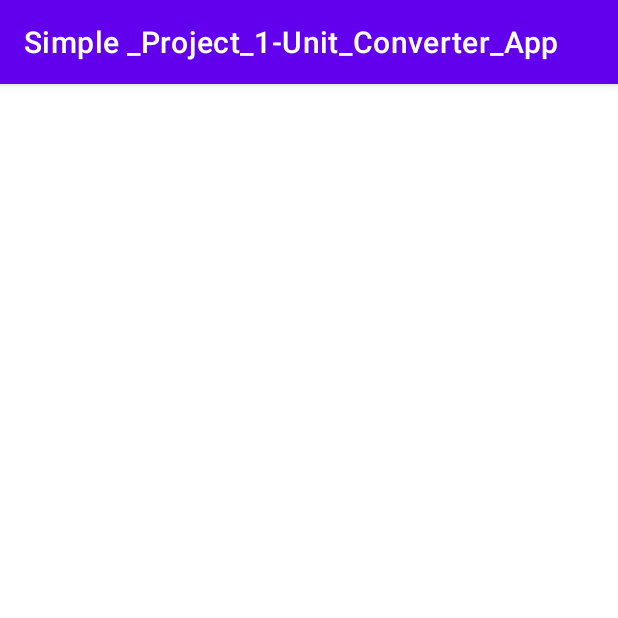
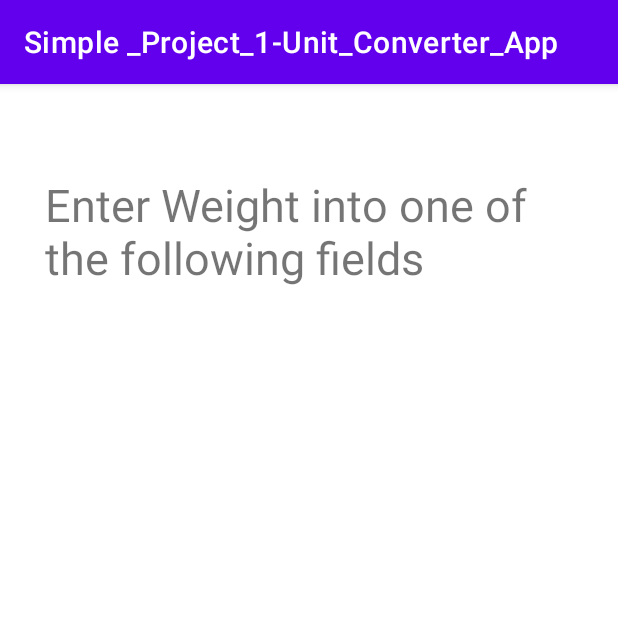
Before and after one commit to tristanbagnulo/SimpleProject1UnitConverterApp, an Android app: the screen it shows after launch (WeightConversionActivity), after a tap on "Weight", on a phone screen of 412 x 824 dp, the top half of it. Run offline under Robolectric (Android 15) with nearby library versions, the phone set to English and light mode, and no system bars.

```diff
--- a/app/src/main/java/com/example/simple_project_1_unit_converter_app/MainActivity.java
+++ b/app/src/main/java/com/example/simple_project_1_unit_converter_app/MainActivity.java
@@ -33,40 +33,19 @@ public class MainActivity extends AppCompatActivity /*implements View.OnClickLis
     }
 
     public void buttonClicked(View view){
-        Intent intent = null;
         if(view.getId() == R.id.distanceBtn){
-            intent = new Intent(this, DistanceCoversionActivity.class);
+            Intent intent = new Intent(this, DistanceCoversionActivity.class);
+            startActivity(intent);
         } else if (view.getId() == R.id.volumeBtn){
-            intent = new Intent(this, VolumeConversionActivity.class);
+            Intent intent = new Intent(this, VolumeConversionActivity.class);
+            startActivity(intent);
         } else if (view.getId() == R.id.weightBtn){
-            intent = new Intent(this, WeightConversionActivity.class);
+            Intent intent = new Intent(this, WeightConversionActivity.class);
+            startActivity(intent);
         } else if (view.getId() == R.id.timeBtn){
-            intent = new Intent(this, TimeConversionActivity.class);
+            Intent intent = new Intent(this, TimeConversionActivity.class);
+            startActivity(intent);
         }
-        startActivity(intent);
+
     }
-
-    public void openActivity(View view) {
-
-
-        String message = editText.getText().toString();
-        intent.putExtra(EXTRA_MESSAGE, message);
-        startActivity(intent);
-    }
-
-//    @Override
-//    public void onClick(View v) {
-//        switch (v.getId()){
-//            case R.id.volumeBtn:
-//                break;
-//            case R.id.weightBtn:
-//                break;
-//            case R.id.distanceBtn:
-//                break;
-//            case R.id.timeBtn:
-//                break;
-//        }
-//        Intent intent = new Intent
-//    intent.putExtra(EXTRA_MESSAGE, message);
-//    }
 }
--- a/app/src/main/res/layout/activity_weight_conversion.xml
+++ b/app/src/main/res/layout/activity_weight_conversion.xml
@@ -6,4 +6,19 @@
     android:layout_height="match_parent"
     tools:context=".WeightConversionActivity">
 
+    <TextView
+        android:id="@+id/textView"
+        android:layout_width="match_parent"
+        android:layout_height="wrap_content"
+        android:layout_marginStart="30dp"
+        android:layout_marginLeft="30dp"
+        android:layout_marginTop="60dp"
+        android:layout_marginEnd="15dp"
+        android:layout_marginRight="15dp"
+        android:text="Enter Weight into one of the following fields"
+        android:textSize="30sp"
+        app:layout_constraintEnd_toEndOf="parent"
+        app:layout_constraintStart_toStartOf="parent"
+        app:layout_constraintTop_toTopOf="parent" />
+
 </androidx.constraintlayout.widget.ConstraintLayout>
```
Also changed, not shown: app/src/main/res/layout/activity_distance_coversion.xml (+14 -0 lines), app/src/main/res/layout/activity_time_conversion.xml (+15 -0 lines), app/src/main/res/layout/activity_volume_conversion.xml (+15 -0 lines).
